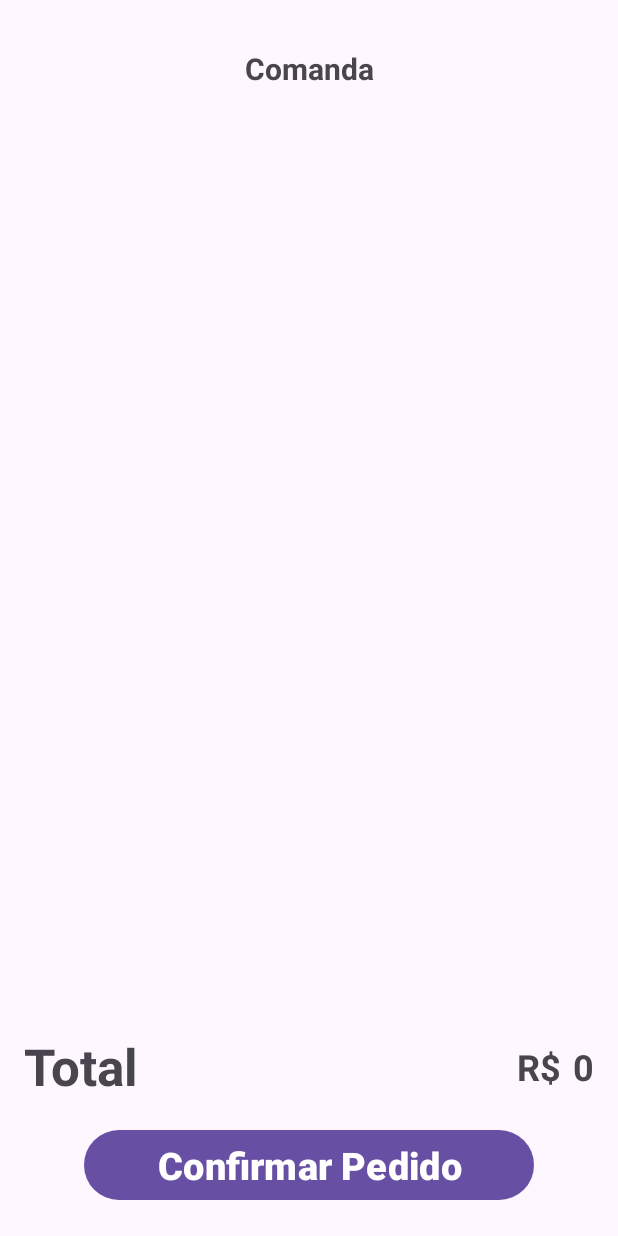
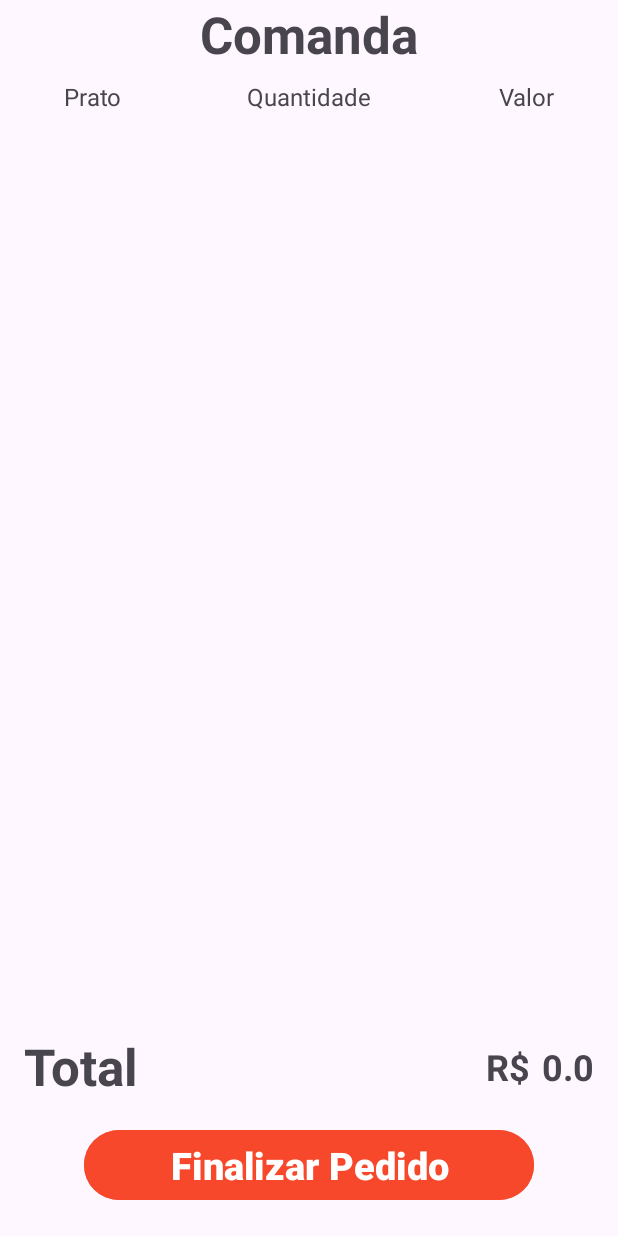
Before and after one commit to davidlucas1/Restaurante-, an Android app: the Comanda screen opened directly, with no data from a screen before it, on a phone screen of 412 x 824 dp. Run offline under Robolectric (Android 15) with nearby library versions, the phone set to English and light mode, and no system bars; Roboto replaces fonts that are not available here; 2 statements that could not run were skipped.

Commit message:
Comanda ++

```diff
--- a/app/src/main/java/br/edu/ifma/pizzaria/Activities/Comanda.java
+++ b/app/src/main/java/br/edu/ifma/pizzaria/Activities/Comanda.java
@@ -2,6 +2,7 @@ package br.edu.ifma.pizzaria.Activities;
 
 import android.os.Bundle;
 import android.util.Log;
+import android.widget.TextView;
 
 import androidx.appcompat.app.AppCompatActivity;
 import androidx.recyclerview.widget.LinearLayoutManager;
@@ -17,7 +18,7 @@ import br.edu.ifma.pizzaria.R;
 
 public class Comanda extends AppCompatActivity {
     private RecyclerView comandaRecycler;
-
+    private TextView total;
 
     @Override
     protected void onCreate(Bundle savedInstanceState) {
@@ -32,6 +33,13 @@ public class Comanda extends AppCompatActivity {
         ComandaAdapter adapter = new ComandaAdapter(listaDeObjetos);
         comandaRecycler.setAdapter(adapter);
 
+        total = findViewById(R.id.extratoTotal);
+        Double valor = 0.0;
+        for(int i = 0; i < listaDeObjetos.size(); i++){
+            valor = valor + listaDeObjetos.get(i).getTotal();
+        }
+        total.setText(String.valueOf(valor));
+
     }
 
 }
--- a/app/src/main/java/br/edu/ifma/pizzaria/Adapters/ComandaAdapter.java
+++ b/app/src/main/java/br/edu/ifma/pizzaria/Adapters/ComandaAdapter.java
@@ -44,7 +44,7 @@ public class ComandaAdapter extends RecyclerView.Adapter<ComandaAdapter.ComandaV
         Extrato extrato = extratoes.get(position);
         holder.name.setText(extrato.getNome());
         holder.quantidade.setText(String.valueOf(extrato.getQuantidade()));
-        holder.price.setText(String.valueOf(extrato.getTotal()));
+        holder.price.setText("R$: " + String.valueOf(extrato.getTotal()));
     }
 
     @Override
--- a/app/src/main/res/layout/activity_comanda.xml
+++ b/app/src/main/res/layout/activity_comanda.xml
@@ -27,19 +27,49 @@
                 android:id="@+id/textView"
                 android:layout_width="match_parent"
                 android:layout_height="wrap_content"
-                android:layout_marginTop="32dp"
+                android:layout_marginBottom="8dp"
                 android:text="Comanda"
                 android:textAlignment="center"
-                android:textSize="20sp"
+                android:textSize="34sp"
                 android:textStyle="bold" />
+
+            <LinearLayout
+                android:layout_width="match_parent"
+                android:layout_height="match_parent"
+                android:orientation="horizontal">
+
+                <TextView
+                    android:id="@+id/textView8"
+                    android:layout_width="wrap_content"
+                    android:layout_height="wrap_content"
+                    android:layout_weight="1"
+                    android:text="Prato"
+                    android:textAlignment="center"
+                    android:textSize="16sp" />
+
+                <TextView
+                    android:id="@+id/textView6"
+                    android:layout_width="wrap_content"
+                    android:layout_height="wrap_content"
+                    android:layout_weight="1"
+                    android:text="Quantidade"
+                    android:textAlignment="center"
+                    android:textSize="16sp" />
+
+                <TextView
+                    android:id="@+id/textView7"
+                    android:layout_width="wrap_content"
+                    android:layout_height="wrap_content"
+                    android:layout_weight="1"
+                    android:text="Valor"
+                    android:textAlignment="center"
+                    android:textSize="16sp" />
+            </LinearLayout>
 
             <androidx.recyclerview.widget.RecyclerView
                 android:id="@+id/comandaRecycler"
                 android:layout_width="match_parent"
-                android:layout_height="match_parent"
-                android:layout_marginLeft="16dp"
-                android:layout_marginTop="16dp"
-                android:layout_marginEnd="16dp">
+                android:layout_height="match_parent">
 
             </androidx.recyclerview.widget.RecyclerView>
 
@@ -53,7 +83,8 @@
         android:layout_height="wrap_content"
         android:layout_gravity="center"
         android:layout_marginBottom="20dp"
-        android:text="Confirmar Pedido"
+        android:backgroundTint="#f8482c"
+        android:text="Finalizar Pedido"
         android:textAlignment="center"
         android:textSize="25sp"
         android:textStyle="bold"
```
Also changed, not shown: app/src/main/res/layout/activity_tela2.xml (+4 -7 lines), app/src/main/res/layout/itens_comanda.xml (+26 -9 lines).
